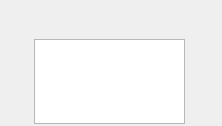
First picture: the form in src/plugins/statuschanger/statuswidget.ui, repository silvansky/Contacts, before the edit.
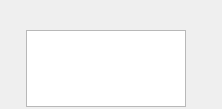
Second picture: the form after the edit. Custom widgets are drawn as their Qt base class.

```diff
--- a/src/plugins/statuschanger/statuswidget.ui
+++ b/src/plugins/statuschanger/statuswidget.ui
@@ -7,11 +7,11 @@
     <x>0</x>
     <y>0</y>
     <width>222</width>
-    <height>126</height>
+    <height>109</height>
    </rect>
   </property>
   <property name="sizePolicy">
-   <sizepolicy hsizetype="Expanding" vsizetype="Preferred">
+   <sizepolicy hsizetype="Expanding" vsizetype="Maximum">
     <horstretch>0</horstretch>
     <verstretch>0</verstretch>
    </sizepolicy>
@@ -31,81 +31,13 @@
      <property name="horizontalSpacing">
       <number>1</number>
      </property>
-     <item row="1" column="1">
-      <widget class="QLabel" name="lblAvatar">
-       <property name="sizePolicy">
-        <sizepolicy hsizetype="Fixed" vsizetype="Fixed">
-         <horstretch>0</horstretch>
-         <verstretch>0</verstretch>
-        </sizepolicy>
-       </property>
-       <property name="minimumSize">
-        <size>
-         <width>32</width>
-         <height>32</height>
-        </size>
-       </property>
-       <property name="maximumSize">
-        <size>
-         <width>32</width>
-         <height>32</height>
-        </size>
-       </property>
-       <property name="frameShape">
-        <enum>QFrame::NoFrame</enum>
-       </property>
-       <property name="text">
-        <string/>
-       </property>
-       <property name="alignment">
-        <set>Qt::AlignCenter</set>
-       </property>
-      </widget>
-     </item>
-     <item row="1" column="0">
-      <layout class="QVBoxLayout" name="verticalLayout">
-       <property name="leftMargin">
-        <number>32</number>
-       </property>
-       <item>
-        <widget class="QLabel" name="lblMood">
-         <property name="sizePolicy">
-          <sizepolicy hsizetype="Preferred" vsizetype="Preferred">
-           <horstretch>0</horstretch>
-           <verstretch>0</verstretch>
-          </sizepolicy>
-         </property>
-         <property name="cursor">
-          <cursorShape>PointingHandCursor</cursorShape>
-         </property>
-         <property name="toolTip">
-          <string>Click to edit...</string>
-         </property>
-         <property name="text">
-          <string/>
-         </property>
-         <property name="wordWrap">
-          <bool>true</bool>
-         </property>
-        </widget>
-       </item>
-       <item>
-        <widget class="AutoSizeTextEdit" name="tedMood">
-         <property name="sizePolicy">
-          <sizepolicy hsizetype="Expanding" vsizetype="Maximum">
-           <horstretch>0</horstretch>
-           <verstretch>0</verstretch>
-          </sizepolicy>
-         </property>
-        </widget>
-       </item>
-      </layout>
-     </item>
      <item row="0" column="0">
       <layout class="QHBoxLayout" name="horizontalLayout">
        <property name="spacing">
-        <number>10</number>
+        <number>0</number>
        </property>
+       <item>
+        <layout class="QVBoxLayout" name="verticalLayout_2">
        <item>
         <widget class="QToolButton" name="tlbStatus">
          <property name="sizePolicy">
@@ -129,6 +61,26 @@
         </widget>
        </item>
        <item>
+          <spacer name="verticalSpacer">
+           <property name="orientation">
+            <enum>Qt::Vertical</enum>
+           </property>
+           <property name="sizeHint" stdset="0">
+            <size>
+             <width>20</width>
+             <height>40</height>
+            </size>
+           </property>
+          </spacer>
+         </item>
+        </layout>
+       </item>
+       <item>
+        <layout class="QVBoxLayout" name="verticalLayout">
+         <property name="leftMargin">
+          <number>0</number>
+         </property>
+         <item>
         <widget class="QLabel" name="lblName">
          <property name="sizePolicy">
           <sizepolicy hsizetype="MinimumExpanding" vsizetype="Preferred">
@@ -143,6 +95,88 @@
           <bool>true</bool>
          </property>
         </widget>
+         </item>
+         <item>
+          <widget class="QLabel" name="lblMood">
+           <property name="sizePolicy">
+            <sizepolicy hsizetype="Preferred" vsizetype="Preferred">
+             <horstretch>0</horstretch>
+             <verstretch>0</verstretch>
+            </sizepolicy>
+           </property>
+           <property name="cursor">
+            <cursorShape>PointingHandCursor</cursorShape>
+           </property>
+           <property name="toolTip">
+            <string>Click to edit...</string>
+           </property>
+           <property name="text">
+            <string/>
+           </property>
+           <property name="wordWrap">
+            <bool>true</bool>
+           </property>
+          </widget>
+         </item>
+         <item>
+          <widget class="AutoSizeTextEdit" name="tedMood">
+           <property name="sizePolicy">
+            <sizepolicy hsizetype="Expanding" vsizetype="Maximum">
+             <horstretch>0</horstretch>
+             <verstretch>0</verstretch>
+            </sizepolicy>
+           </property>
+          </widget>
+         </item>
+        </layout>
+       </item>
+       <item>
+        <layout class="QVBoxLayout" name="verticalLayout_3">
+         <item>
+          <spacer name="verticalSpacer_2">
+           <property name="orientation">
+            <enum>Qt::Vertical</enum>
+           </property>
+           <property name="sizeHint" stdset="0">
+            <size>
+             <width>20</width>
+             <height>40</height>
+            </size>
+           </property>
+          </spacer>
+         </item>
+         <item>
+          <widget class="QLabel" name="lblAvatar">
+           <property name="sizePolicy">
+            <sizepolicy hsizetype="Fixed" vsizetype="Fixed">
+             <horstretch>0</horstretch>
+             <verstretch>0</verstretch>
+            </sizepolicy>
+           </property>
+           <property name="minimumSize">
+            <size>
+             <width>32</width>
+             <height>32</height>
+            </size>
+           </property>
+           <property name="maximumSize">
+            <size>
+             <width>32</width>
+             <height>32</height>
+            </size>
+           </property>
+           <property name="frameShape">
+            <enum>QFrame::NoFrame</enum>
+           </property>
+           <property name="text">
+            <string/>
+           </property>
+           <property name="alignment">
+            <set>Qt::AlignCenter</set>
+           </property>
+          </widget>
+         </item>
+        </layout>
        </item>
       </layout>
      </item>
```
Lines whose indentation alone changed are shown as unchanged.
